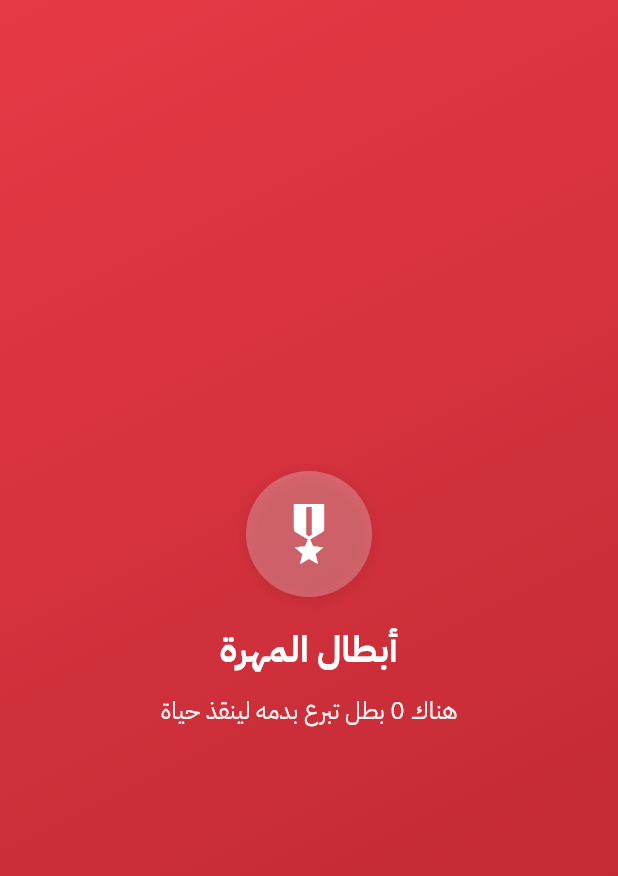
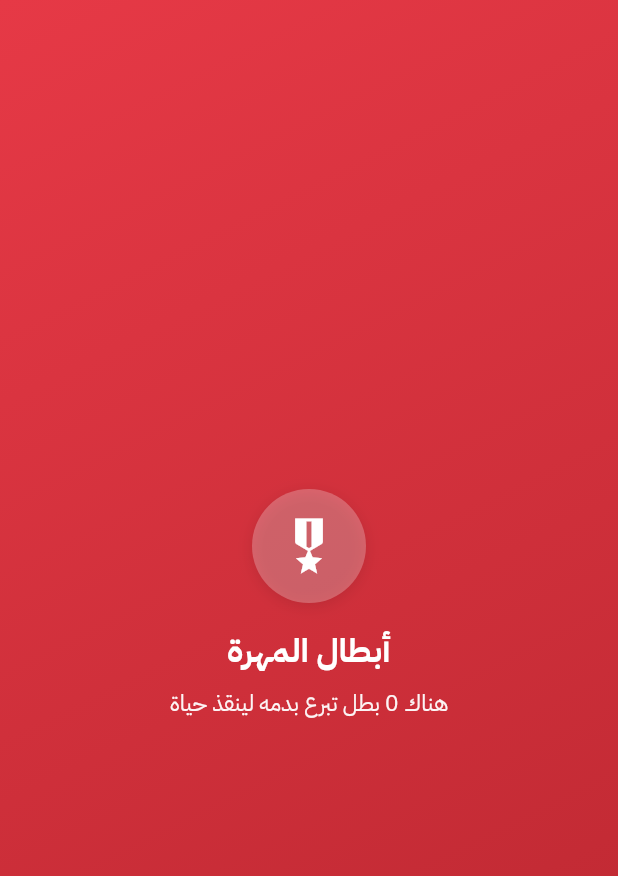
Before and after one commit to salehbagomri/mahrah_blood_bank_app, a Flutter app: the _StatisticsSlide widget shown alone on an empty page, opened directly with empty values, on a phone screen of 412 x 824 dp. Shown: the top 876 px of the screen. Run offline on Flutter 3.47's test engine with Material 3 defaults, Android fonts, the phone set to English and light mode, and no system bars; our stand-ins replace flutter_spinkit, smooth_page_indicator, supabase_flutter; accounts and stored records are empty; network calls fail.

Commit message:
اصلاح: حل overflow في جميع الشرائح بتحسين padding والاحجام

```diff
--- a/lib/screens/home/home_screen.dart
+++ b/lib/screens/home/home_screen.dart
@@ -397,14 +397,14 @@ class _AwarenessSlide extends StatelessWidget {
         ],
       ),
       child: Padding(
-        padding: const EdgeInsets.fromLTRB(28, 24, 28, 50),
+        padding: const EdgeInsets.fromLTRB(28, 20, 28, 40),
         child: Column(
           mainAxisAlignment: MainAxisAlignment.center,
           crossAxisAlignment: CrossAxisAlignment.center,
           children: [
             // الأيقونة مع تأثير
             Container(
-              padding: const EdgeInsets.all(18),
+              padding: const EdgeInsets.all(16),
               decoration: BoxDecoration(
                 color: Colors.white.withOpacity(0.25),
                 shape: BoxShape.circle,
@@ -416,9 +416,9 @@ class _AwarenessSlide extends StatelessWidget {
                   ),
                 ],
               ),
-              child: Icon(icon, color: Colors.white, size: 48),
+              child: Icon(icon, color: Colors.white, size: 44),
             ),
-            const SizedBox(height: 18),
+            const SizedBox(height: 16),
             // العنوان
             Text(
               title,
@@ -437,7 +437,7 @@ class _AwarenessSlide extends StatelessWidget {
               style: TextStyle(
                 color: Colors.white.withOpacity(0.95),
                 fontSize: 15,
-                height: 1.4,
+                height: 1.3,
               ),
               textAlign: TextAlign.center,
               maxLines: 2,
@@ -477,14 +477,14 @@ class _StatisticsSlide extends StatelessWidget {
         ],
       ),
       child: Padding(
-        padding: const EdgeInsets.fromLTRB(28, 24, 28, 50),
+        padding: const EdgeInsets.fromLTRB(28, 20, 28, 40),
         child: Column(
           mainAxisAlignment: MainAxisAlignment.center,
           crossAxisAlignment: CrossAxisAlignment.center,
           children: [
             // أيقونة الوسام
             Container(
-              padding: const EdgeInsets.all(18),
+              padding: const EdgeInsets.all(16),
               decoration: BoxDecoration(
                 color: Colors.white.withOpacity(0.25),
                 shape: BoxShape.circle,
@@ -499,29 +499,29 @@ class _StatisticsSlide extends StatelessWidget {
               child: const Icon(
                 Icons.military_tech,
                 color: Colors.white,
-                size: 48,
+                size: 44,
               ),
             ),
-            const SizedBox(height: 18),
+            const SizedBox(height: 16),
             // العنوان الرئيسي
             const Text(
               'أبطال المهرة',
               style: TextStyle(
                 color: Colors.white,
-                fontSize: 24,
+                fontSize: 22,
                 fontWeight: FontWeight.bold,
                 letterSpacing: 0.5,
               ),
               textAlign: TextAlign.center,
             ),
-            const SizedBox(height: 12),
+            const SizedBox(height: 10),
             // الوصف مع العدد
             Text(
               'هناك $totalDonors بطل تبرع بدمه لينقذ حياة',
               style: TextStyle(
                 color: Colors.white.withOpacity(0.95),
-                fontSize: 16,
-                height: 1.4,
+                fontSize: 15,
+                height: 1.3,
               ),
               textAlign: TextAlign.center,
               maxLines: 2,
```
